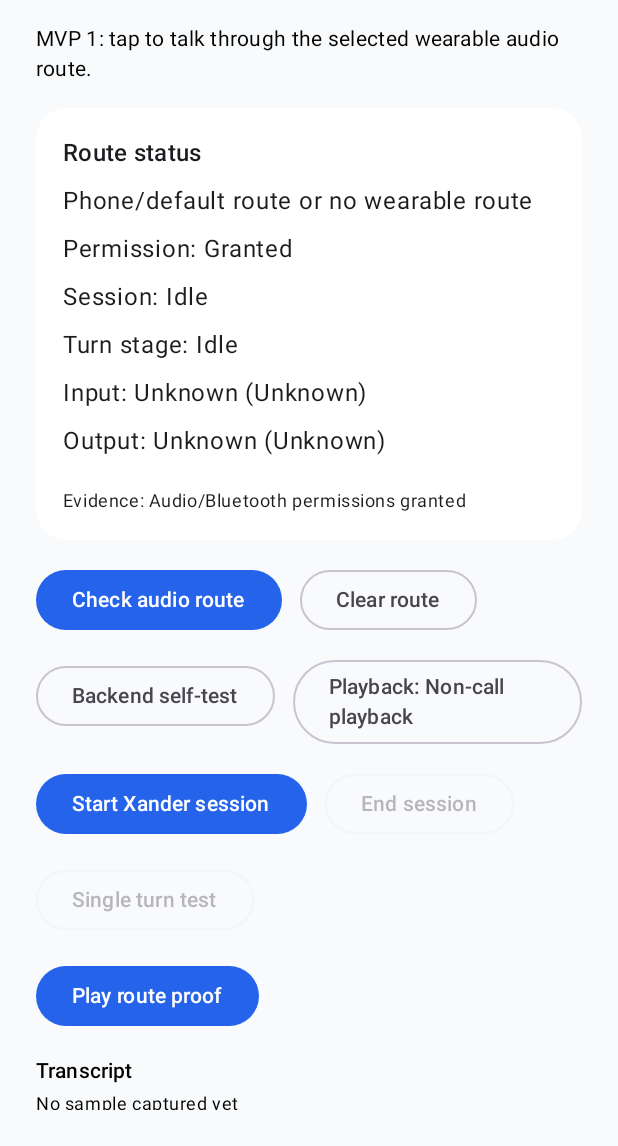
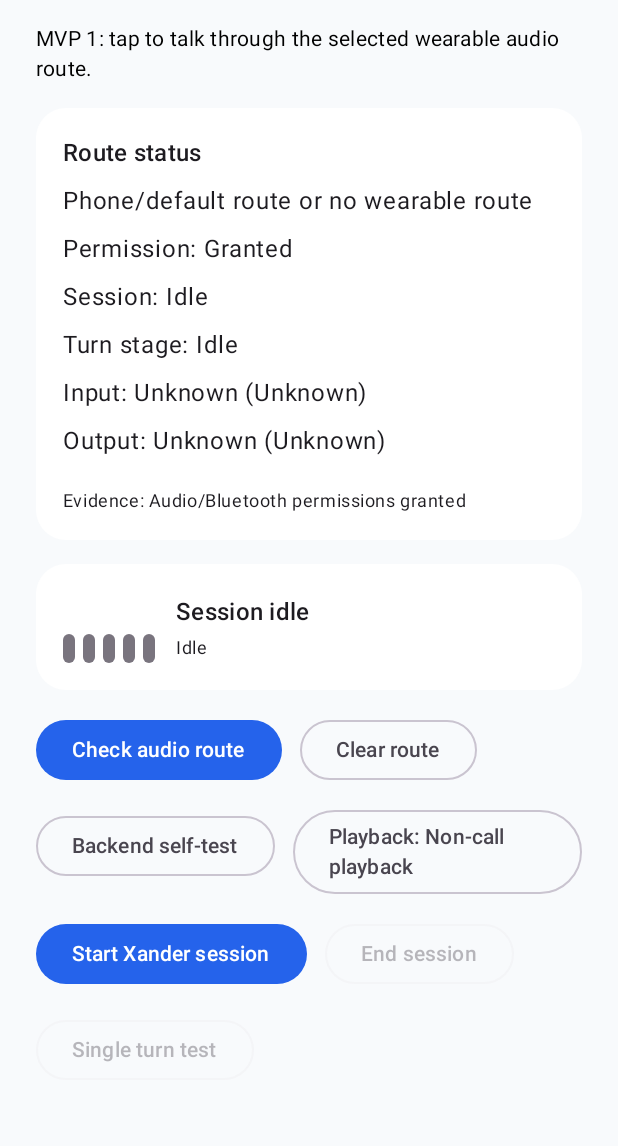
Before and after one commit to berryhill/otoxan-mobile, an Android app built with Jetpack Compose: the screen it shows after launch (MainActivity), on a phone screen of 412 x 824 dp, the part 90-1236 px from its top. Run offline under Robolectric (Android 15) with nearby library versions, the light colour scheme and no system bars.

Commit message:
fix: keep mobile session alive with talking animation

```diff
--- a/app/src/main/java/com/otoxan/mobile/ui/OtoxanScreen.kt
+++ b/app/src/main/java/com/otoxan/mobile/ui/OtoxanScreen.kt
@@ -1,5 +1,10 @@
 package com.otoxan.mobile.ui
 
+import androidx.compose.animation.core.RepeatMode
+import androidx.compose.animation.core.animateFloat
+import androidx.compose.animation.core.infiniteRepeatable
+import androidx.compose.animation.core.rememberInfiniteTransition
+import androidx.compose.animation.core.tween
 import androidx.compose.foundation.background
 import androidx.compose.foundation.layout.Arrangement
 import androidx.compose.foundation.layout.Column
@@ -9,6 +14,7 @@ import androidx.compose.foundation.layout.fillMaxSize
 import androidx.compose.foundation.layout.fillMaxWidth
 import androidx.compose.foundation.layout.height
 import androidx.compose.foundation.layout.padding
+import androidx.compose.foundation.layout.width
 import androidx.compose.foundation.shape.RoundedCornerShape
 import androidx.compose.material3.Button
 import androidx.compose.material3.Card
@@ -17,6 +23,8 @@ import androidx.compose.material3.MaterialTheme
 import androidx.compose.material3.OutlinedButton
 import androidx.compose.material3.Text
 import androidx.compose.runtime.Composable
+import androidx.compose.runtime.getValue
+import androidx.compose.ui.Alignment
 import androidx.compose.ui.Modifier
 import androidx.compose.ui.text.font.FontWeight
 import androidx.compose.ui.unit.dp
@@ -51,6 +59,7 @@ fun OtoxanScreen(
         )
 
         RouteTruthCard(state)
+        VoiceActivityCard(state)
 
         Row(horizontalArrangement = Arrangement.spacedBy(12.dp)) {
             Button(onClick = onRefreshRoute) {
@@ -130,6 +139,79 @@ private fun RouteTruthCard(state: OtoxanUiState) {
 }
 
 @Composable
+private fun VoiceActivityCard(state: OtoxanUiState) {
+    val stage = state.turnStage.lowercase()
+    val listening = state.conversationActive && ("listening" in stage || "speak now" in stage)
+    val speaking = state.conversationActive && ("speaking" in stage || "playing" in stage)
+    val thinking = state.conversationActive && ("thinking" in stage || "xander" in stage || "backend" in stage)
+    val activePulse = listening || speaking
+    val label = when {
+        listening -> "Listening — talk now"
+        speaking -> "Xander is speaking"
+        thinking -> "Thinking"
+        state.conversationActive -> "Session active"
+        else -> "Session idle"
+    }
+    val infinite = rememberInfiniteTransition(label = "voice-activity")
+    val bar1 by infinite.animateFloat(
+        initialValue = 0.25f,
+        targetValue = 1.0f,
+        animationSpec = infiniteRepeatable(animation = tween(420), repeatMode = RepeatMode.Reverse),
+        label = "voice-bar-1"
+    )
+    val bar2 by infinite.animateFloat(
+        initialValue = 0.55f,
+        targetValue = 0.95f,
+        animationSpec = infiniteRepeatable(animation = tween(520), repeatMode = RepeatMode.Reverse),
+        label = "voice-bar-2"
+    )
+    val bar3 by infinite.animateFloat(
+        initialValue = 0.35f,
+        targetValue = 0.85f,
+        animationSpec = infiniteRepeatable(animation = tween(360), repeatMode = RepeatMode.Reverse),
+        label = "voice-bar-3"
+    )
+    val bars = if (activePulse) listOf(bar1, bar2, bar3, bar2, bar1) else listOf(0.22f, 0.22f, 0.22f, 0.22f, 0.22f)
+    Card(
+        modifier = Modifier.fillMaxWidth(),
+        shape = RoundedCornerShape(20.dp),
+        colors = CardDefaults.cardColors(
+            containerColor = if (state.conversationActive) MaterialTheme.colorScheme.primaryContainer else MaterialTheme.colorScheme.surface
+        )
+    ) {
+        Row(
+            modifier = Modifier
+                .fillMaxWidth()
+                .padding(18.dp),
+            horizontalArrangement = Arrangement.spacedBy(14.dp),
+            verticalAlignment = Alignment.CenterVertically
+        ) {
+            Row(
+                modifier = Modifier.height(48.dp),
+                horizontalArrangement = Arrangement.spacedBy(5.dp),
+                verticalAlignment = Alignment.Bottom
+            ) {
+                bars.forEach { level ->
+                    Spacer(
+                        modifier = Modifier
+                            .width(8.dp)
+                            .height((12f + (level * 34f)).dp)
+                            .background(
+                                color = if (state.conversationActive) MaterialTheme.colorScheme.primary else MaterialTheme.colorScheme.outline,
+                                shape = RoundedCornerShape(8.dp)
+                            )
+                    )
+                }
+            }
+            Column(verticalArrangement = Arrangement.spacedBy(4.dp)) {
+                Text(label, style = MaterialTheme.typography.titleMedium, fontWeight = FontWeight.SemiBold)
+                Text(state.turnStage, style = MaterialTheme.typography.bodySmall)
+            }
+        }
+    }
+}
+
+@Composable
 private fun VoiceLoopEvidenceCard(state: OtoxanUiState) {
     Card(
         modifier = Modifier.fillMaxWidth(),
--- a/app/src/main/java/com/otoxan/mobile/ui/OtoxanViewModel.kt
+++ b/app/src/main/java/com/otoxan/mobile/ui/OtoxanViewModel.kt
@@ -17,6 +17,7 @@ import com.otoxan.mobile.voice.createXanderVoiceClient
 import com.otoxan.mobile.voice.expectedPcmBytes
 import com.otoxan.mobile.voice.isUsableVoiceCapture
 import com.otoxan.mobile.voice.peakPcm16Amplitude
+import kotlinx.coroutines.CancellationException
 import kotlinx.coroutines.Dispatchers
 import kotlinx.coroutines.Job
 import kotlinx.coroutines.currentCoroutineContext
@@ -129,18 +130,21 @@ class OtoxanViewModel(
                         delay(350L)
                     }
                     .onFailure { error ->
+                        if (error is CancellationException) throw error
                         val releaseEvidence = runCatching { releaseCommunicationRoute("Released communication route after failed conversation turn") }
                             .getOrElse { RouteEvidence.default("Communication route release failed after conversation turn") }
                         _uiState.update {
                             it.copy(
-                                conversationActive = false,
+                                conversationActive = true,
                                 wearableRouteActive = false,
-                                sessionState = VoiceSessionState.Error,
-                                turnStage = "Conversation turn failed; session stopped",
+                                sessionState = VoiceSessionState.ConversationActive,
+                                turnStage = "Turn failed; session still active and retrying",
+                                telemetryStatus = "Turn failed; next listen will retry",
                                 lastEvidence = releaseEvidence.message,
                                 lastError = error.message ?: error::class.java.simpleName
                             )
                         }
+                        delay(900L)
                     }
             }
         }
@@ -217,7 +221,7 @@ class OtoxanViewModel(
             if (!routeEvidence.wearableActive) {
                 error("Wearable route dropped before capture: ${routeEvidence.message}")
             }
-            _uiState.update { it.copy(turnStage = "Capturing speech from selected route (max 5 seconds)") }
+            _uiState.update { it.copy(turnStage = "Listening — speak now") }
             val captureConfig = VoiceCaptureConfig()
             val captureStarted = System.nanoTime()
             val capture = micCapture.recordPcmUntilSpeechSilence(captureConfig)
@@ -230,7 +234,7 @@ class OtoxanViewModel(
             if (!usable) {
                 error("Microphone capture unusable: captured=${pcm.size} bytes, minimum=$minimumUsableBytes, peak=$peak, stop=${capture.stopReason}, speech=${capture.speechDetected}")
             }
-            _uiState.update { it.copy(turnStage = "Posting ${pcm.size} bytes to Xander backend after ${capture.stopReason}") }
+            _uiState.update { it.copy(turnStage = "Thinking — ${pcm.size} bytes to Xander after ${capture.stopReason}") }
             val backendStarted = System.nanoTime()
             val result = xanderVoiceClient.sendVoiceTurn(pcm, routeEvidence)
             val backendRoundTripMs = elapsedMs(backendStarted)
@@ -244,7 +248,7 @@ class OtoxanViewModel(
                     turnStage = if (playbackMode == PlaybackMode.SilentAfterCapture) {
                         "Skipping playback by operator mode"
                     } else {
-                        "Playing assistant response with non-call playback policy"
+                        "Speaking Xander response"
                     }
                 )
             }
```
